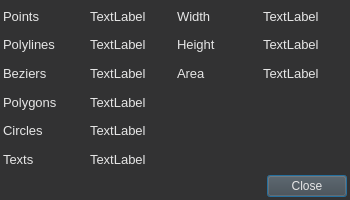
This is src/ui/DataPanel.ui in chen6556/DSV as Qt 5 draws it before an edit. The edited form follows.
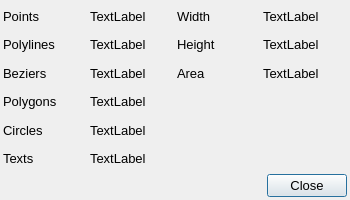
This is the edited form.

The edit to the form file:
```diff
--- a/src/ui/DataPanel.ui
+++ b/src/ui/DataPanel.ui
@@ -24,10 +24,6 @@
   <property name="windowTitle">
    <string>Data</string>
   </property>
-  <property name="styleSheet">
-   <string notr="true">background-color: rgb(50, 50, 51);
-color: rgb(230, 230, 230);</string>
-  </property>
   <layout class="QVBoxLayout" name="verticalLayout">
    <property name="spacing">
     <number>3</number>
@@ -181,21 +177,6 @@
    </item>
    <item>
     <widget class="QDialogButtonBox" name="buttonBox">
-     <property name="styleSheet">
-      <string notr="true">QPushButton
-{
-	color:rgb(230, 230, 230);
-	background-color:rgb(70, 70, 71);
-}
-QPushButton:hover
-{
-	background-color:rgb(0, 85, 127);
-}
-QPushButton:pressed
-{
-	background-color:rgb(0, 85, 127);
-}</string>
-     </property>
      <property name="orientation">
       <enum>Qt::Horizontal</enum>
      </property>
```
